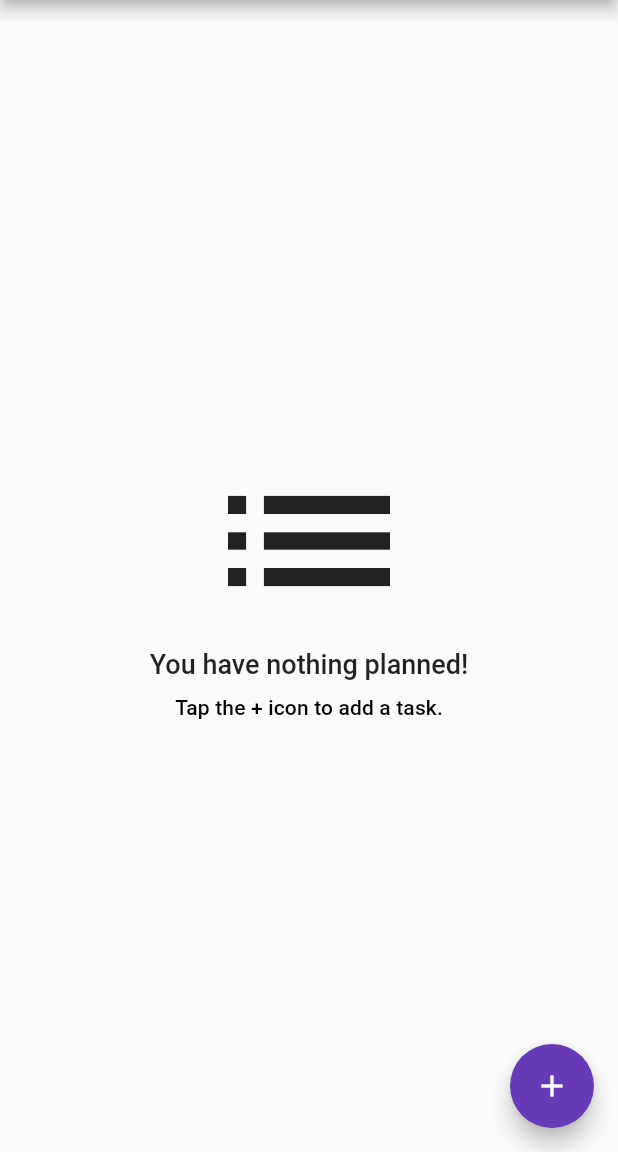
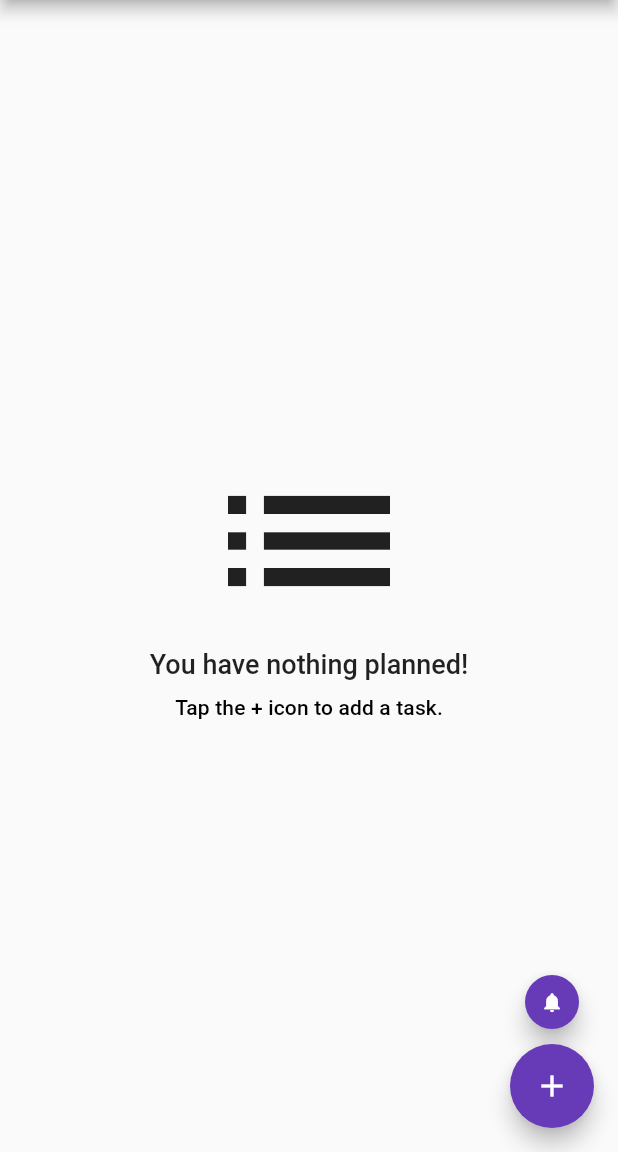
Before and after one commit to kengres/will_do_app, a Flutter app: the screen it shows after launch, on a phone screen of 412 x 824 dp, the part 84-1236 px from its top. Run offline on Flutter 3.47's test engine with Material 2 defaults, Android fonts, the phone set to English and light mode, and no system bars; our stand-ins replace flutter_local_notifications, hive, hive_flutter; accounts and stored records are empty; generated files the repository leaves out were written again.

Commit message:
local notific added

```diff
--- a/lib/main.dart
+++ b/lib/main.dart
@@ -1,13 +1,13 @@
-import 'dart:isolate';
 import 'package:flutter/material.dart';
 import 'package:hive/hive.dart';
 import 'package:hive_flutter/hive_flutter.dart';
+import 'package:provider/provider.dart';
 import 'package:will_do/models/todo.dart';
+import 'package:will_do/plugins/notifications_plugin.dart';
 import 'package:will_do/screens/home_screen.dart';
 import 'package:will_do/store/constants.dart';
 import 'package:will_do/ui/custom_theme.dart';
 import 'package:path_provider/path_provider.dart' as path_provider;
-//import 'package:android_alarm_manager/android_alarm_manager.dart';
 
 Future _initHive () async {
   final appDocsDir = await path_provider.getApplicationDocumentsDirectory();
@@ -15,26 +15,23 @@ Future _initHive () async {
   Hive.registerAdapter(TodoAdapter());
 }
 
-void printHello() {
-  final DateTime now = DateTime.now();
-  final int isolateId = Isolate.current.hashCode;
-  print("[$now] Hello, world! isolate=$isolateId function='$printHello'");
-}
 
 void main() async {
   WidgetsFlutterBinding.ensureInitialized();
   await _initHive();
-  //  setting up an alarm
-  //final int helloAlarmID = 0;
-  //await AndroidAlarmManager.initialize();
   runApp(MyApp());
-  //await AndroidAlarmManager.periodic(Duration(minutes: 1), helloAlarmID, printHello);
 }
 
 class MyApp extends StatelessWidget {
+
   @override
   Widget build(BuildContext context) {
-    return MaterialApp(
+    print("[MyApp] build...");
+    return MultiProvider(
+      providers: [
+        ChangeNotifierProvider<NotificationPlugin>(create: (_) => NotificationPlugin(),)
+      ],
+      child: MaterialApp(
         title: 'Will Do',
         themeMode: ThemeMode.light,
         theme: purpleTheme(),
@@ -47,8 +44,8 @@ class MyApp extends StatelessWidget {
                 return Scaffold(
                   body: Center(
                     child: Padding(
-                    padding: EdgeInsets.all(18.0),
-                    child: Text("${snapshot.error}"),
+                      padding: EdgeInsets.all(40.0),
+                      child: Text("${snapshot.error.toString()}"),
                     ),
                   ),
                 );
@@ -64,6 +61,7 @@ class MyApp extends StatelessWidget {
             }
           },
         ),
+      ),
     );
   }
 }
--- a/lib/models/notification_data.dart
+++ b/lib/models/notification_data.dart
@@ -0,0 +1,17 @@
+class NotificationData {
+  static const String idField = 'id';
+  static const String notificationIdField = 'notificationId';
+  static const String titleField = 'title';
+  static const String descriptionField = 'description';
+  static const String hourField = 'hour';
+  static const String minuteField = 'minute';
+
+  String id;
+  int notificationId;
+  String title;
+  String description;
+  int hour;
+  int minute;
+
+  NotificationData(this.title, this.description, this.hour, this.minute);
+}
--- a/lib/widgets/create_floating_button.dart
+++ b/lib/widgets/create_floating_button.dart
@@ -1,10 +1,37 @@
 import 'package:flutter/material.dart';
 import 'package:will_do/screens/add_todo_screen.dart';
+import 'package:will_do/screens/test_notification_screen.dart';
 
 class CreateFloatingButton extends StatelessWidget {
   @override
   Widget build(BuildContext context) {
-    return FloatingActionButton(
+    return Column(
+      mainAxisAlignment: MainAxisAlignment.end,
+      children: <Widget>[
+        Container(
+          height: 36,
+          width: 36,
+          child: FittedBox(
+            child: FloatingActionButton(
+              tooltip: "Notification",
+              heroTag: "button 2",
+              child: Icon(Icons.notifications,),
+              onPressed: () {
+                 Navigator.push(
+                   context,
+                   MaterialPageRoute(
+                     builder: (context) {
+                       return TestNotificationScreen();
+                     }
+                   ),
+                 );
+              }
+            ),
+          ),
+        ),
+        SizedBox(height: 10,),
+        FloatingActionButton(
+          heroTag: "button 1",
           backgroundColor: Theme.of(context).primaryColor,
           tooltip: 'Increment',
           child: Icon(Icons.add),
@@ -12,10 +39,15 @@ class CreateFloatingButton extends StatelessWidget {
             Navigator.push(
                 context,
                 MaterialPageRoute(
-              builder: (context) => AddTodoScreen(),
+
+                  builder: (context)  {
+                    return AddTodoScreen();
+                  },
                 )
             );
           },
+        ),
+      ],
     );
   }
 }
```
Also changed, not shown: lib/plugins/notifications_plugin.dart (+139 -0 lines), lib/screens/add_todo_screen.dart (+16 -2 lines), lib/screens/home_screen.dart (+10 -6 lines), lib/screens/test_notification_screen.dart (+96 -0 lines), lib/screens/view_todo_screen.dart (+18 -2 lines), pubspec.yaml (+6 -3 lines), assets/images/logo.png, flutter_01.png (added), pubspec.lock, 15 other files. Lines whose indentation alone changed are shown as unchanged.
